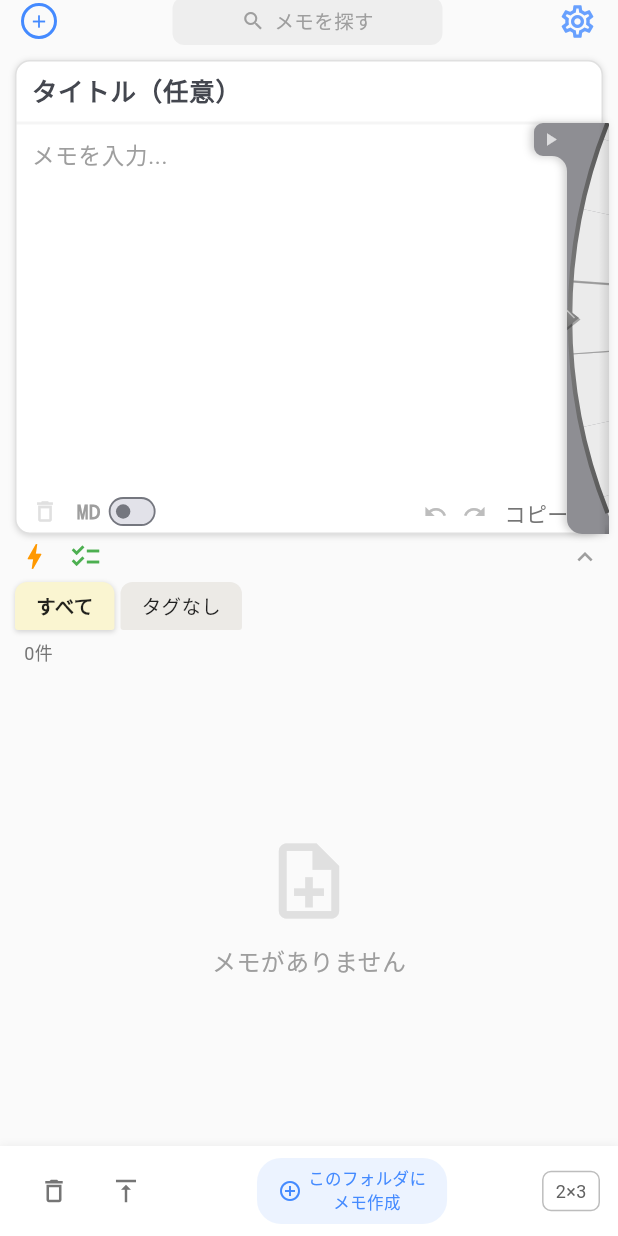
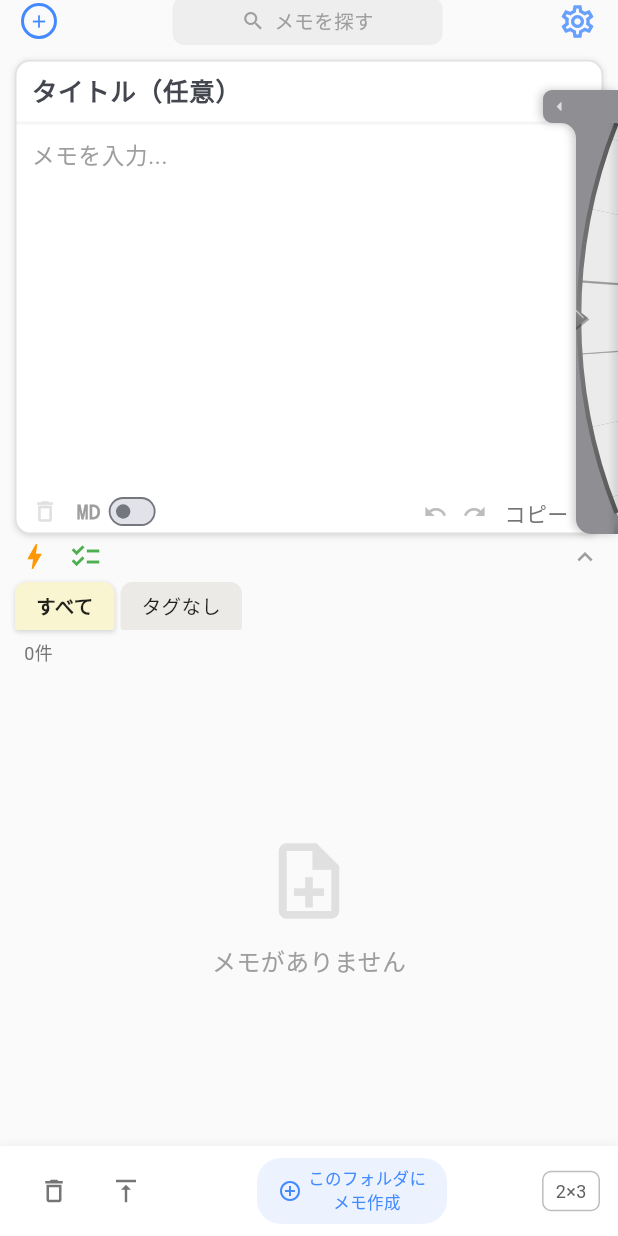
Before and after one commit to nock-in-mook/Memolette-Flutter, a Flutter app: the screen it shows after launch, on a phone screen of 412 x 824 dp. Run offline on Flutter 3.47's test engine with Material 3 defaults, Android fonts, the phone set to English and light mode, and no system bars; our stand-ins replace drift, flutter_markdown, flutter_riverpod; accounts and stored records are empty; generated files the repository leaves out were written again.

Commit message:
収納タブUI改善途中: タップ反応・はみ出し調整
- 閉じ時の三角マークを左向きに変更
- 閉じ時のルーレットPositioned調整
- 外側Containerのmargin調整（タブのタップ領域確保）
- 次回: トレーをスライド方式に変更予定（Swift版と同じoffsetアプローチ）

Co-Authored-By: Claude Opus 4.6 (1M context) <noreply@anthropic.com>

```diff
--- a/lib/widgets/memo_input_area.dart
+++ b/lib/widgets/memo_input_area.dart
@@ -122,13 +122,14 @@ class _MemoInputAreaState extends ConsumerState<MemoInputArea> {
 
     // Swift版準拠: ヘッダー40 + 区切り2 + 本文 + フッター28 + マージン
     return Container(
-      margin: const EdgeInsets.fromLTRB(10, 6, 10, 2),
+      margin: const EdgeInsets.fromLTRB(10, 6, 0, 2), // 右マージンなし（トレーがはみ出すため）
       height: 316,
       child: Stack(
         clipBehavior: Clip.none,
         children: [
           // メイン入力エリア
           Container(
+            margin: const EdgeInsets.only(right: 10), // Stack内で右に余白
             decoration: BoxDecoration(
               color: Colors.white,
               borderRadius: BorderRadius.circular(CornerRadius.card),
@@ -152,8 +153,8 @@ class _MemoInputAreaState extends ConsumerState<MemoInputArea> {
           ),
           // ルーレット（タイトル行の下端〜入力欄の下端）
           Positioned(
-            right: -4,
-            top: 42, // ヘッダー40pt + 区切り2pt
+            right: 0,
+            top: 20, // タブがヘッダー横に出るように（42 - タブ高さ22）
             bottom: 0,
             child: allTagsAsync.when(
               data: (allTags) => _buildRoulette(allTags),
@@ -240,7 +241,8 @@ class _MemoInputAreaState extends ConsumerState<MemoInputArea> {
                             padding: const EdgeInsets.only(left: 4, right: 8),
                             child: Row(
                               children: [
-                                Icon(Icons.play_arrow,
+                                Icon(
+                                    _rouletteOpen ? Icons.play_arrow : Icons.arrow_left,
                                     size: 14,
                                     color: Colors.white.withValues(alpha: 0.7)),
                                 if (_rouletteOpen) ...[
@@ -365,7 +367,7 @@ class _MemoInputAreaState extends ConsumerState<MemoInputArea> {
           else
             Positioned(
               right: 0,
-              top: 0,
+              top: 22, // ラベル帯の下から
               bottom: 0,
               width: trayWidth,
               child: IgnorePointer(
```
